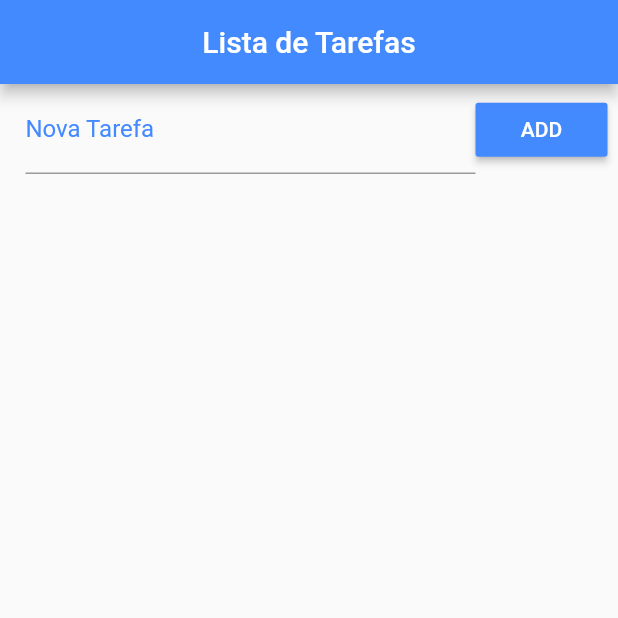
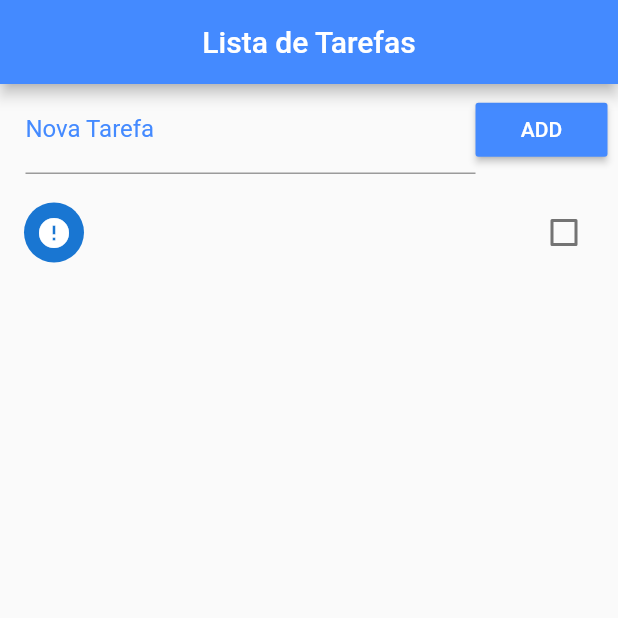
Before and after one commit to sudorafa/flutter_study-lista_tarefas, a Flutter app: the screen it shows after launch, after a tap on "ADD", on a phone screen of 412 x 824 dp, the top half of it. Run offline on Flutter 3.47's test engine with Material 2 defaults, Android fonts, the phone set to English and light mode, and no system bars.

```diff
--- a/lib/main.dart
+++ b/lib/main.dart
@@ -19,6 +19,51 @@ class Home extends StatefulWidget {
 class _HomeState extends State<Home> {
   final _toDoController = TextEditingController();
   List _toDoList = [];
+
+  Map<String, dynamic> _lastRemoved;
+  int _lastRemovedPos;
+
+  @override
+  void initState() {
+    super.initState();
+
+    _readData().then((data) {
+      setState(() {
+        _toDoList = json.decode(data);
+      });
+    });
+  }
+
+  void _addToDo() {
+    setState(() {
+      Map<String, dynamic> newToDo = Map();
+      newToDo["title"] = _toDoController.text;
+      _toDoController.text = "";
+      newToDo["ok"] = false;
+      _toDoList.add(newToDo);
+
+      _saveData();
+    });
+  }
+
+  Future<Null> _refresh() async {
+    await Future.delayed(Duration(seconds: 1));
+
+    setState(() {
+      _toDoList.sort((a, b) {
+        if (a["ok"] && !b["ok"])
+          return 1;
+        else if (!a["ok"] && b["ok"])
+          return -1;
+        else
+          return 0;
+      });
+
+      _saveData();
+    });
+
+    return null;
+  }
 
   @override
   Widget build(BuildContext context) {
@@ -45,12 +90,51 @@ class _HomeState extends State<Home> {
                   color: Colors.blueAccent,
                   child: Text("ADD"),
                   textColor: Colors.white,
-                  onPressed: () {},
+                  onPressed: _addToDo,
                 )
               ],
             ),
           ),
+          Expanded(
+            child: RefreshIndicator(
+              onRefresh: _refresh,
+              child: ListView.builder(
+                  padding: EdgeInsets.only(top: 10.0),
+                  itemCount: _toDoList.length,
+                  itemBuilder: buildItem),
+            ),
+          )
         ],
+      ),
+    );
+  }
+
+  Widget buildItem(BuildContext context, int index) {
+    return Dismissible(
+      key: Key(DateTime.now().millisecondsSinceEpoch.toString()),
+      background: Container(
+        color: Colors.red,
+        child: Align(
+          alignment: Alignment(-0.9, 0.0),
+          child: Icon(
+            Icons.delete,
+            color: Colors.white,
+          ),
+        ),
+      ),
+      direction: DismissDirection.startToEnd,
+      child: CheckboxListTile(
+        title: Text(_toDoList[index]["title"]),
+        value: _toDoList[index]["ok"],
+        secondary: CircleAvatar(
+          child: Icon(_toDoList[index]["ok"] ? Icons.check : Icons.error),
+        ),
+        onChanged: (c) {
+          setState(() {
+            _toDoList[index]["ok"] = c;
+            _saveData();
+          });
+        },
       ),
     );
   }
```
